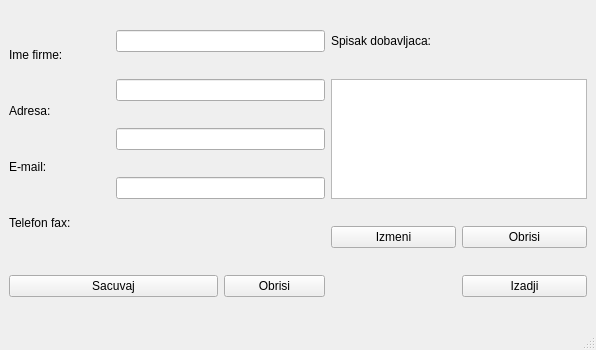
This is dodavanjedobavljaca.ui in zivke/nabavke as Qt 5 draws it before an edit. The edited form follows.
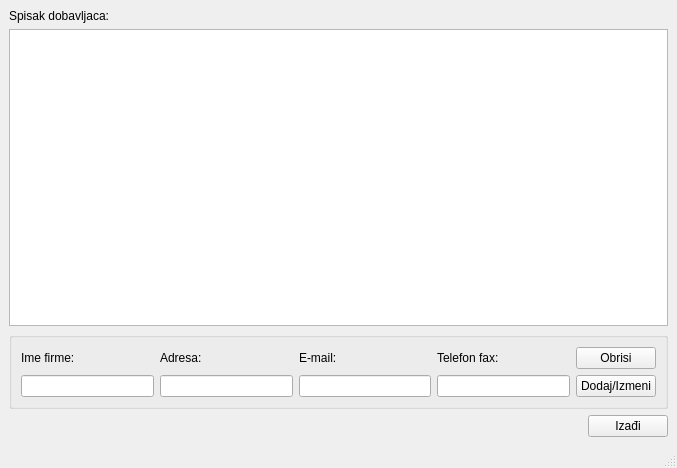
This is the edited form.

```diff
--- a/dodavanjedobavljaca.ui
+++ b/dodavanjedobavljaca.ui
@@ -6,103 +6,115 @@
    <rect>
     <x>0</x>
     <y>0</y>
-    <width>596</width>
-    <height>350</height>
+    <width>677</width>
+    <height>468</height>
    </rect>
   </property>
   <property name="windowTitle">
    <string>MainWindow</string>
   </property>
   <widget class="QWidget" name="centralwidget">
-   <layout class="QGridLayout" name="gridLayout">
-    <item row="0" column="0" rowspan="5">
+   <layout class="QVBoxLayout" name="verticalLayout_2">
+    <item>
      <layout class="QVBoxLayout" name="verticalLayout">
       <item>
+       <widget class="QLabel" name="label_5">
+        <property name="text">
+         <string>Spisak dobavljaca:</string>
+        </property>
+       </widget>
+      </item>
+      <item>
+       <widget class="QTreeView" name="treeView"/>
+      </item>
+     </layout>
+    </item>
+    <item>
+     <widget class="QGroupBox" name="groupBox">
+      <property name="title">
+       <string/>
+      </property>
+      <layout class="QGridLayout" name="gridLayout">
+       <item row="0" column="0">
        <widget class="QLabel" name="label_2">
         <property name="text">
          <string>Ime firme:</string>
         </property>
        </widget>
       </item>
-      <item>
+       <item row="0" column="1">
        <widget class="QLabel" name="label">
         <property name="text">
          <string>Adresa:</string>
         </property>
        </widget>
       </item>
-      <item>
+       <item row="0" column="2">
        <widget class="QLabel" name="label_4">
         <property name="text">
          <string>E-mail:</string>
         </property>
        </widget>
       </item>
-      <item>
+       <item row="0" column="3">
        <widget class="QLabel" name="label_3">
         <property name="text">
          <string>Telefon fax:</string>
         </property>
        </widget>
       </item>
-     </layout>
-    </item>
-    <item row="0" column="1" colspan="2">
+       <item row="0" column="4">
+        <widget class="QPushButton" name="pushButton_5">
+         <property name="text">
+          <string>Obrisi</string>
+         </property>
+        </widget>
+       </item>
+       <item row="1" column="0">
      <widget class="QLineEdit" name="lineEdit_2"/>
     </item>
-    <item row="0" column="3">
-     <widget class="QLabel" name="label_5">
-      <property name="text">
-       <string>Spisak dobavljaca:</string>
-      </property>
-     </widget>
-    </item>
-    <item row="1" column="1" colspan="2">
+       <item row="1" column="1">
      <widget class="QLineEdit" name="lineEdit"/>
     </item>
-    <item row="1" column="3" rowspan="3" colspan="2">
-     <widget class="QTreeView" name="treeView"/>
-    </item>
-    <item row="2" column="1" colspan="2">
+       <item row="1" column="2">
      <widget class="QLineEdit" name="lineEdit_3"/>
     </item>
-    <item row="3" column="1" colspan="2">
+       <item row="1" column="3">
      <widget class="QLineEdit" name="lineEdit_4"/>
     </item>
-    <item row="4" column="3">
+       <item row="1" column="4">
      <widget class="QPushButton" name="pushButton_4">
       <property name="text">
-       <string>Izmeni</string>
+          <string>Dodaj/Izmeni</string>
       </property>
      </widget>
     </item>
-    <item row="4" column="4">
-     <widget class="QPushButton" name="pushButton_5">
-      <property name="text">
-       <string>Obrisi</string>
-      </property>
+      </layout>
      </widget>
     </item>
-    <item row="5" column="0" colspan="2">
-     <widget class="QPushButton" name="pushButton_3">
-      <property name="text">
-       <string>Sacuvaj</string>
-      </property>
-     </widget>
-    </item>
-    <item row="5" column="2">
-     <widget class="QPushButton" name="pushButton">
-      <property name="text">
-       <string>Obrisi</string>
-      </property>
-     </widget>
-    </item>
-    <item row="5" column="4">
+    <item>
+     <layout class="QHBoxLayout" name="horizontalLayout">
+      <item>
+       <spacer name="horizontalSpacer">
+        <property name="orientation">
+         <enum>Qt::Horizontal</enum>
+        </property>
+        <property name="sizeHint" stdset="0">
+         <size>
+          <width>40</width>
+          <height>20</height>
+         </size>
+        </property>
+       </spacer>
+      </item>
+      <item>
      <widget class="QPushButton" name="pushButton_2">
       <property name="text">
-       <string>Izadji</string>
-      </property>
-     </widget>
+         <string>Izađi</string>
+        </property>
+       </widget>
+      </item>
+     </layout>
     </item>
    </layout>
   </widget>
```
Left out of the diff: 2 changed lines with no effect on the pictures. Lines whose indentation alone changed are shown as unchanged.
